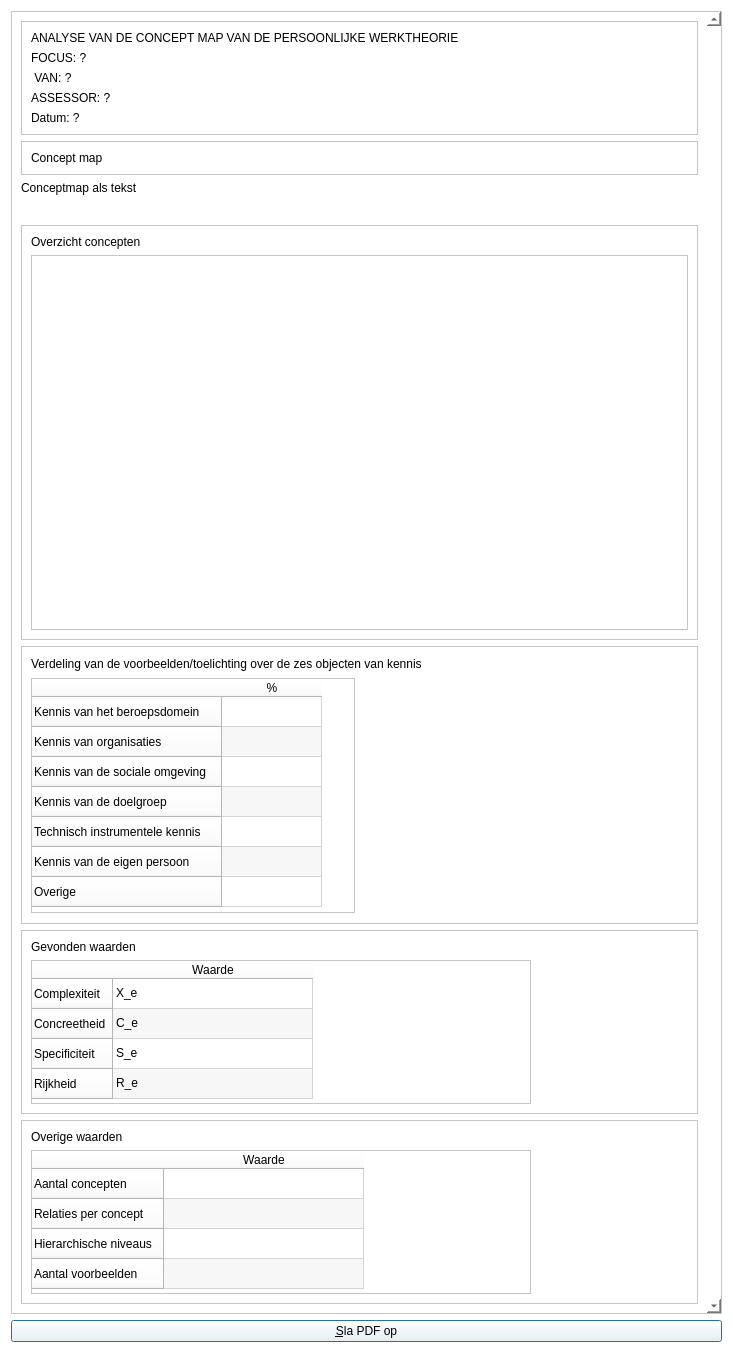
The window that qtbrainweaverprintratingdialog.ui (richelbilderbeek/BrainWeaver) describes before a commit, drawn with Qt 5.
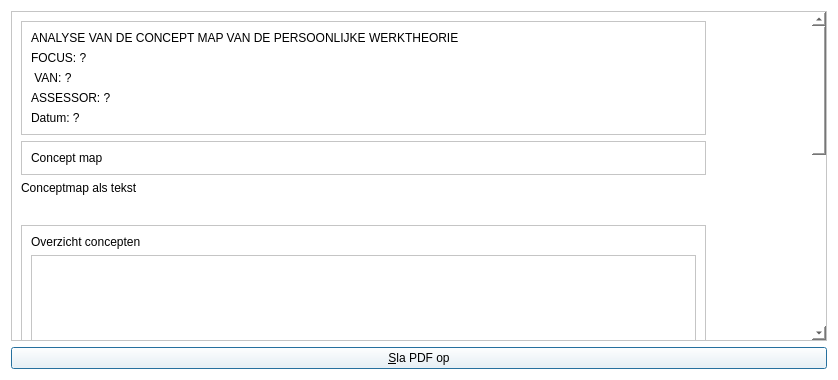
The same window after the commit. Icons and pictures are not drawn.

Commit message: QtDisplay().CreateTalliedExamplesWidget creates a widget for the tallied examples

What changed in the file:
```diff
--- a/qtbrainweaverprintratingdialog.ui
+++ b/qtbrainweaverprintratingdialog.ui
@@ -6,8 +6,8 @@
    <rect>
     <x>0</x>
     <y>0</y>
-    <width>733</width>
-    <height>1353</height>
+    <width>838</width>
+    <height>380</height>
    </rect>
   </property>
   <property name="windowTitle">
@@ -36,9 +36,9 @@
       <property name="geometry">
        <rect>
         <x>0</x>
-        <y>0</y>
-        <width>699</width>
-        <height>1302</height>
+        <y>-460</y>
+        <width>703</width>
+        <height>789</height>
        </rect>
       </property>
       <property name="maximumSize">
@@ -207,166 +207,13 @@
         </widget>
        </item>
        <item>
-        <widget class="QFrame" name="frame_competencies">
+        <widget class="QFrame" name="frame_values">
          <property name="sizePolicy">
-          <sizepolicy hsizetype="Preferred" vsizetype="Preferred">
+          <sizepolicy hsizetype="Preferred" vsizetype="Maximum">
            <horstretch>0</horstretch>
            <verstretch>0</verstretch>
           </sizepolicy>
          </property>
-         <property name="minimumSize">
-          <size>
-           <width>0</width>
-           <height>278</height>
-          </size>
-         </property>
-         <property name="frameShape">
-          <enum>QFrame::StyledPanel</enum>
-         </property>
-         <property name="frameShadow">
-          <enum>QFrame::Raised</enum>
-         </property>
-         <layout class="QVBoxLayout" name="verticalLayout_8">
-          <item>
-           <widget class="QLabel" name="label_concepts">
-            <property name="sizePolicy">
-             <sizepolicy hsizetype="Preferred" vsizetype="Fixed">
-              <horstretch>0</horstretch>
-              <verstretch>0</verstretch>
-             </sizepolicy>
-            </property>
-            <property name="text">
-             <string>Verdeling van de voorbeelden/toelichting over de zes objecten van kennis</string>
-            </property>
-           </widget>
-          </item>
-          <item>
-           <widget class="QTableWidget" name="table_examples">
-            <property name="sizePolicy">
-             <sizepolicy hsizetype="Expanding" vsizetype="Fixed">
-              <horstretch>0</horstretch>
-              <verstretch>0</verstretch>
-             </sizepolicy>
-            </property>
-            <property name="minimumSize">
-             <size>
-              <width>0</width>
-              <height>235</height>
-             </size>
-            </property>
-            <property name="maximumSize">
-             <size>
-              <width>324</width>
-              <height>235</height>
-             </size>
-            </property>
-            <property name="styleSheet">
-             <string notr="true">background-color: rgb(255, 255, 255);</string>
-            </property>
-            <property name="verticalScrollBarPolicy">
-             <enum>Qt::ScrollBarAlwaysOff</enum>
-            </property>
-            <property name="alternatingRowColors">
-             <bool>true</bool>
-            </property>
-            <row>
-             <property name="text">
-              <string>Kennis van het beroepsdomein</string>
-             </property>
-            </row>
-            <row>
-             <property name="text">
-              <string>Kennis van organisaties</string>
-             </property>
-            </row>
-            <row>
-             <property name="text">
-              <string>Kennis van de sociale omgeving</string>
-             </property>
-            </row>
-            <row>
-             <property name="text">
-              <string>Kennis van de doelgroep</string>
-             </property>
-            </row>
-            <row>
-             <property name="text">
-              <string>Technisch instrumentele kennis</string>
-             </property>
-            </row>
-            <row>
-             <property name="text">
-              <string>Kennis van de eigen persoon</string>
-             </property>
-            </row>
-            <row>
-             <property name="text">
-              <string>Overige</string>
-             </property>
-            </row>
-            <column>
-             <property name="text">
-              <string>%</string>
-             </property>
-             <property name="background">
-              <color>
-               <red>255</red>
-               <green>255</green>
-               <blue>255</blue>
-              </color>
-             </property>
-            </column>
-            <item row="0" column="0">
-             <property name="text">
-              <string/>
-             </property>
-             <property name="background">
-              <brush brushstyle="NoBrush">
-               <color alpha="255">
-                <red>255</red>
-                <green>255</green>
-                <blue>255</blue>
-               </color>
-              </brush>
-             </property>
-            </item>
-            <item row="1" column="0">
-             <property name="text">
-              <string/>
-             </property>
-            </item>
-            <item row="2" column="0">
-             <property name="text">
-              <string/>
-             </property>
-            </item>
-            <item row="3" column="0">
-             <property name="text">
-              <string/>
-             </property>
-            </item>
-            <item row="4" column="0">
-             <property name="text">
-              <string/>
-             </property>
-            </item>
-            <item row="5" column="0">
-             <property name="text">
-              <string/>
-             </property>
-            </item>
-            <item row="6" column="0">
-             <property name="text">
-              <string/>
-             </property>
-            </item>
-           </widget>
-          </item>
-         </layout>
-        </widget>
-       </item>
-       <item>
-        <widget class="QFrame" name="frame_values">
          <property name="frameShape">
           <enum>QFrame::StyledPanel</enum>
          </property>
@@ -390,15 +237,21 @@
           <item>
            <widget class="QTableWidget" name="table_values">
             <property name="sizePolicy">
-             <sizepolicy hsizetype="Expanding" vsizetype="Fixed">
+             <sizepolicy hsizetype="Expanding" vsizetype="Maximum">
               <horstretch>0</horstretch>
               <verstretch>0</verstretch>
              </sizepolicy>
             </property>
+            <property name="minimumSize">
+             <size>
+              <width>0</width>
+              <height>262</height>
+             </size>
+            </property>
             <property name="maximumSize">
              <size>
               <width>500</width>
-              <height>144</height>
+              <height>20000</height>
              </size>
             </property>
             <property name="verticalScrollBarPolicy">
@@ -436,6 +289,26 @@
               <string>Rijkheid</string>
              </property>
             </row>
+            <row>
+             <property name="text">
+              <string>Aantal concepten</string>
+             </property>
+            </row>
+            <row>
+             <property name="text">
+              <string>Aantal voorbeelden</string>
+             </property>
+            </row>
+            <row>
+             <property name="text">
+              <string>Hierarchische niveaus</string>
+             </property>
+            </row>
+            <row>
+             <property name="text">
+              <string>Relaties per concept</string>
+             </property>
+            </row>
             <column>
              <property name="text">
               <string>Waarde</string>
@@ -466,91 +339,6 @@
          </layout>
         </widget>
        </item>
-       <item>
-        <widget class="QFrame" name="frame_misc_values">
-         <property name="frameShape">
-          <enum>QFrame::StyledPanel</enum>
-         </property>
-         <property name="frameShadow">
-          <enum>QFrame::Raised</enum>
-         </property>
-         <layout class="QVBoxLayout" name="verticalLayout_9">
-          <item>
-           <widget class="QLabel" name="label_misc_values">
-            <property name="text">
-             <string>Overige waarden</string>
-            </property>
-           </widget>
-          </item>
-          <item>
-           <widget class="QTableWidget" name="table_misc_values">
-            <property name="sizePolicy">
-             <sizepolicy hsizetype="Expanding" vsizetype="Fixed">
-              <horstretch>0</horstretch>
-              <verstretch>0</verstretch>
-             </sizepolicy>
-            </property>
-            <property name="maximumSize">
-             <size>
-              <width>500</width>
-              <height>144</height>
-             </size>
-            </property>
-            <property name="verticalScrollBarPolicy">
-             <enum>Qt::ScrollBarAlwaysOff</enum>
-            </property>
-            <property name="horizontalScrollBarPolicy">
-             <enum>Qt::ScrollBarAlwaysOff</enum>
-            </property>
-            <property name="alternatingRowColors">
-             <bool>true</bool>
-            </property>
-            <attribute name="horizontalHeaderDefaultSectionSize">
-             <number>200</number>
-            </attribute>
-            <attribute name="horizontalHeaderMinimumSectionSize">
-             <number>100</number>
-            </attribute>
-            <row>
-             <property name="text">
-              <string>Aantal concepten</string>
-             </property>
-            </row>
-            <row>
-             <property name="text">
-              <string>Relaties per concept</string>
-             </property>
-            </row>
-            <row>
-             <property name="text">
-              <string>Hierarchische niveaus</string>
-             </property>
-            </row>
-            <row>
-             <property name="text">
-              <string>Aantal voorbeelden</string>
-             </property>
-            </row>
-            <column>
-             <property name="text">
-              <string>Waarde</string>
-             </property>
-            </column>
-            <item row="0" column="0">
-             <property name="text">
-              <string/>
-             </property>
-            </item>
-            <item row="1" column="0">
-             <property name="text">
-              <string/>
-             </property>
-            </item>
-           </widget>
-          </item>
-         </layout>
-        </widget>
-       </item>
       </layout>
      </widget>
     </widget>
```
The commit also changes 9 other files.
